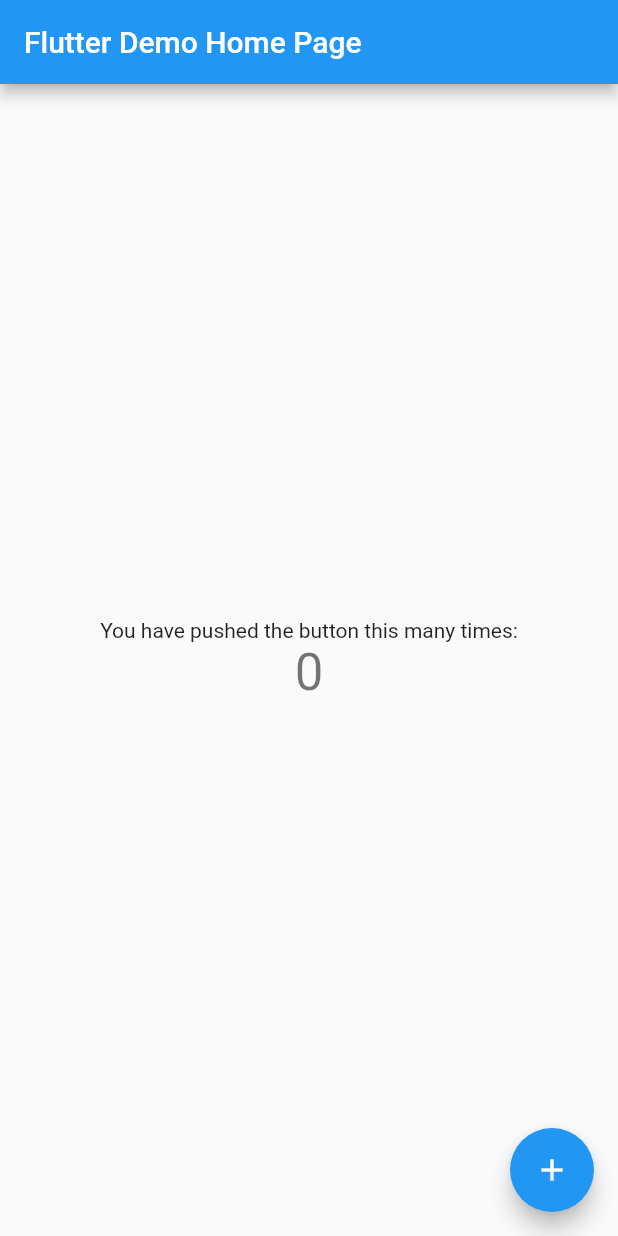
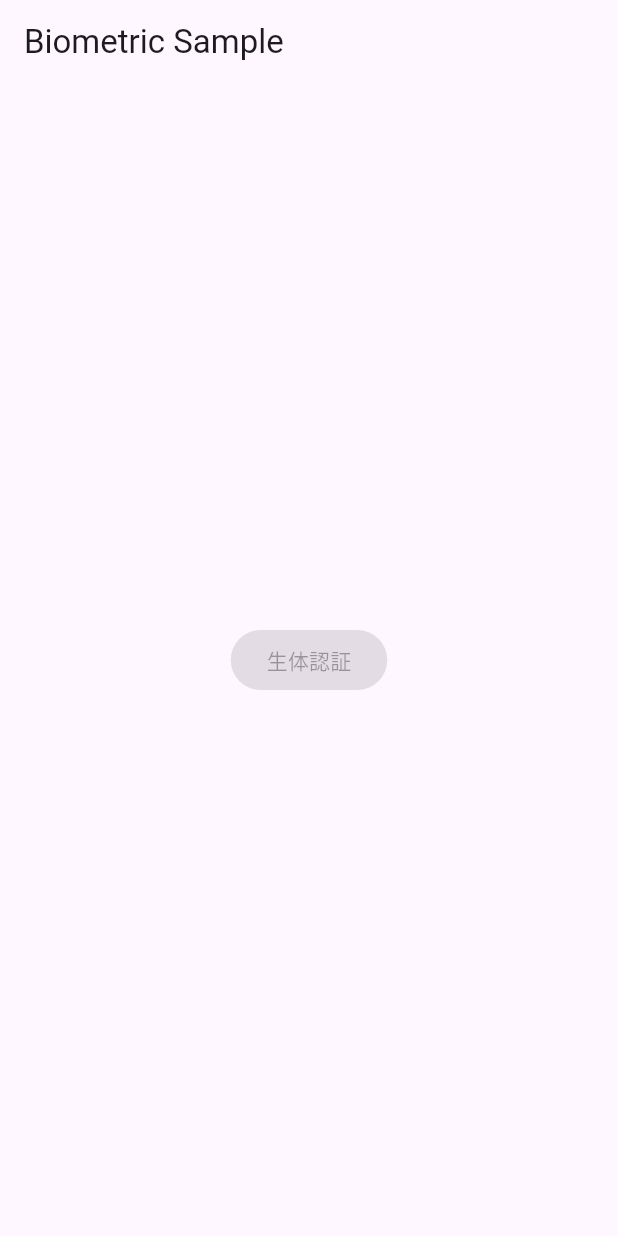
Before and after one commit to m-kodama/flutter_biometric_authentication, a Flutter app: the screen it shows after launch, on a phone screen of 412 x 824 dp. Run offline on Flutter 3.47's test engine with Material 2 defaults, Android fonts, the phone set to English and light mode, and no system bars; our stand-ins replace local_auth.

Commit message:
feat: 生体認証のサンプルを実装

```diff
--- /dev/null
+++ b/lib/biometric_helper.dart
@@ -0,0 +1,21 @@
+import 'package:local_auth/local_auth.dart';
+
+class BiometricHelper {
+  final LocalAuthentication _auth = LocalAuthentication();
+
+  Future<bool> hasEnrolledBiometrics() async {
+    final availableBiometrics = await _auth.getAvailableBiometrics();
+
+    print('--- 利用可能な生体認証 ---');
+    print(availableBiometrics);
+
+    return availableBiometrics.isNotEmpty;
+  }
+
+  Future<bool> authenticate() async {
+    return await _auth.authenticate(
+      localizedReason: '生誕認証してください',
+      options: const AuthenticationOptions(biometricOnly: true),
+    );
+  }
+}
--- a/lib/main.dart
+++ b/lib/main.dart
@@ -1,4 +1,5 @@
 import 'package:flutter/material.dart';
+import 'package:flutter_biometric_authentication/biometric_helper.dart';
 
 void main() {
   runApp(const MyApp());
@@ -13,103 +14,71 @@
     return MaterialApp(
       title: 'Flutter Demo',
       theme: ThemeData(
-        // This is the theme of your application.
-        //
-        // Try running your application with "flutter run". You'll see the
-        // application has a blue toolbar. Then, without quitting the app, try
-        // changing the primarySwatch below to Colors.green and then invoke
-        // "hot reload" (press "r" in the console where you ran "flutter run",
-        // or simply save your changes to "hot reload" in a Flutter IDE).
-        // Notice that the counter didn't reset back to zero; the application
-        // is not restarted.
+        useMaterial3: true,
         primarySwatch: Colors.blue,
       ),
-      home: const MyHomePage(title: 'Flutter Demo Home Page'),
+      home: const MyHomePage(),
     );
   }
 }
 
 class MyHomePage extends StatefulWidget {
-  const MyHomePage({super.key, required this.title});
-
-  // This widget is the home page of your application. It is stateful, meaning
-  // that it has a State object (defined below) that contains fields that affect
-  // how it looks.
-
-  // This class is the configuration for the state. It holds the values (in this
-  // case the title) provided by the parent (in this case the App widget) and
-  // used by the build method of the State. Fields in a Widget subclass are
-  // always marked "final".
-
-  final String title;
+  const MyHomePage({super.key});
 
   @override
   State<MyHomePage> createState() => _MyHomePageState();
 }
 
 class _MyHomePageState extends State<MyHomePage> {
-  int _counter = 0;
+  final BiometricHelper _biometricHelper = BiometricHelper();
+  bool _showBiometric = false;
+  bool _isAuthenticated = false;
 
-  void _incrementCounter() {
+  @override
+  void initState() {
+    super.initState();
+    _isBiometricsAvailable();
+  }
+
+  void _isBiometricsAvailable() async {
+    final showBiometric = await _biometricHelper.hasEnrolledBiometrics();
     setState(() {
-      // This call to setState tells the Flutter framework that something has
-      // changed in this State, which causes it to rerun the build method below
-      // so that the display can reflect the updated values. If we changed
-      // _counter without calling setState(), then the build method would not be
-      // called again, and so nothing would appear to happen.
-      _counter++;
+      _showBiometric = showBiometric;
+    });
+  }
+
+  void _authenticated() async {
+    final isAuthenticated = await _biometricHelper.authenticate();
+    setState(() {
+      _isAuthenticated = isAuthenticated;
     });
   }
 
   @override
   Widget build(BuildContext context) {
-    // This method is rerun every time setState is called, for instance as done
-    // by the _incrementCounter method above.
-    //
-    // The Flutter framework has been optimized to make rerunning build methods
-    // fast, so that you can just rebuild anything that needs updating rather
-    // than having to individually change instances of widgets.
     return Scaffold(
       appBar: AppBar(
-        // Here we take the value from the MyHomePage object that was created by
-        // the App.build method, and use it to set our appbar title.
-        title: Text(widget.title),
+        title: const Text('Biometric Sample'),
       ),
       body: Center(
-        // Center is a layout widget. It takes a single child and positions it
-        // in the middle of the parent.
         child: Column(
-          // Column is also a layout widget. It takes a list of children and
-          // arranges them vertically. By default, it sizes itself to fit its
-          // children horizontally, and tries to be as tall as its parent.
-          //
-          // Invoke "debug painting" (press "p" in the console, choose the
-          // "Toggle Debug Paint" action from the Flutter Inspector in Android
-          // Studio, or the "Toggle Debug Paint" command in Visual Studio Code)
-          // to see the wireframe for each widget.
-          //
-          // Column has various properties to control how it sizes itself and
-          // how it positions its children. Here we use mainAxisAlignment to
-          // center the children vertically; the main axis here is the vertical
-          // axis because Columns are vertical (the cross axis would be
-          // horizontal).
           mainAxisAlignment: MainAxisAlignment.center,
-          children: <Widget>[
-            const Text(
-              'You have pushed the button this many times:',
+          children: [
+            ElevatedButton(
+              onPressed: _showBiometric ? _authenticated : null,
+              child: const Text('生体認証'),
             ),
-            Text(
-              '$_counter',
-              style: Theme.of(context).textTheme.headline4,
-            ),
+            // ignore: prefer_const_constructors
+            if (_isAuthenticated)
+              const Padding(
+                padding: EdgeInsets.all(32),
+                child: Text(
+                  '生体認証に成功しました',
+                ),
+              )
           ],
         ),
       ),
-      floatingActionButton: FloatingActionButton(
-        onPressed: _incrementCounter,
-        tooltip: 'Increment',
-        child: const Icon(Icons.add),
-      ), // This trailing comma makes auto-formatting nicer for build methods.
     );
   }
 }
--- a/pubspec.yaml
+++ b/pubspec.yaml
@@ -36,6 +36,7 @@
   # The following adds the Cupertino Icons font to your application.
   # Use with the CupertinoIcons class for iOS style icons.
   cupertino_icons: ^1.0.2
+  local_auth: ^2.1.2
 
 dev_dependencies:
   flutter_test:
```
Also changed, not shown: pubspec.lock, 15 other files.
